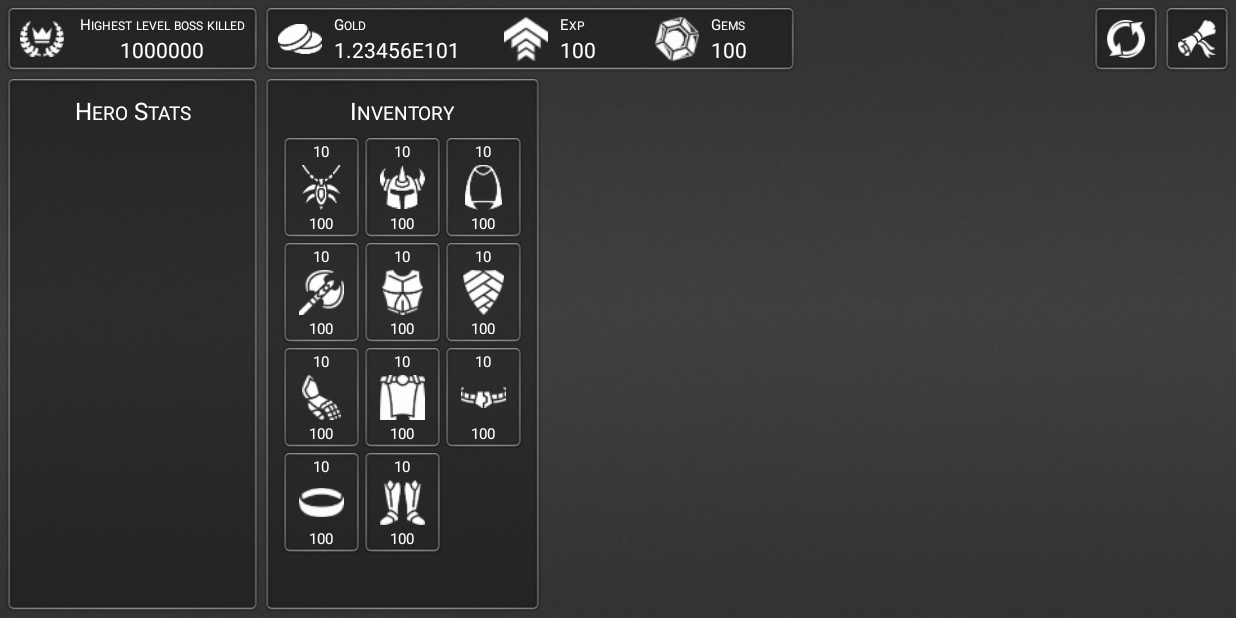
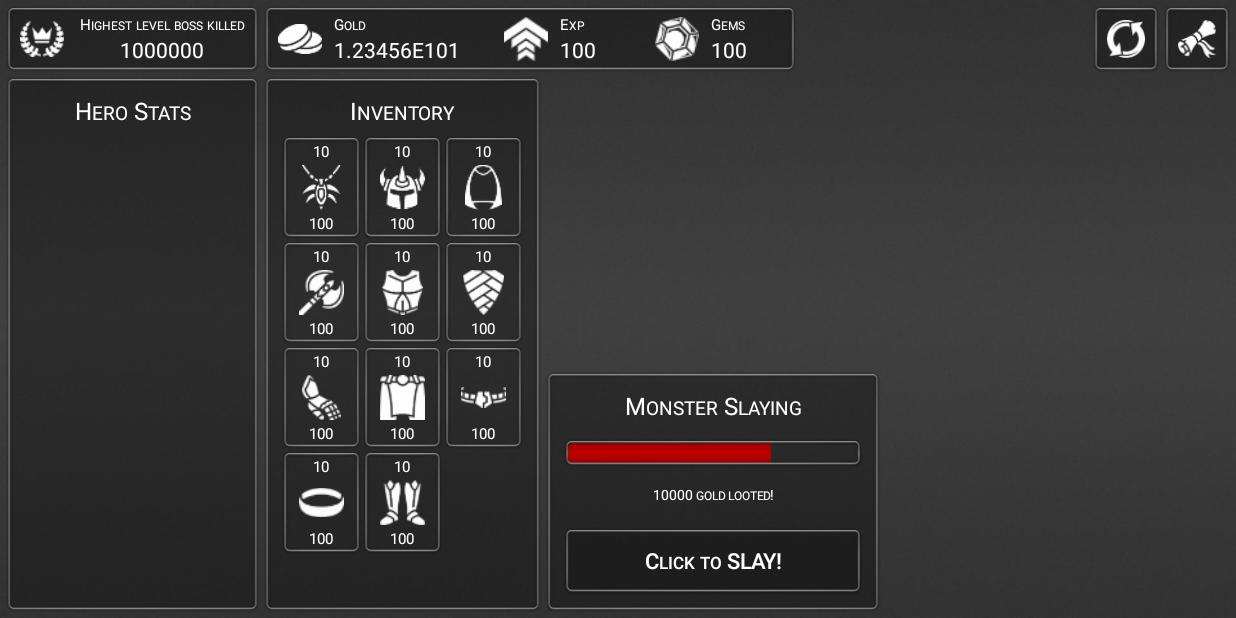
Before and after one commit to DeXoteric/MadAlchemist, an Android app: the screen it shows after launch (MainActivity), on a phone screen of 824 x 412 dp (held sideways). Run offline under Robolectric (Android 15) with nearby library versions, the phone set to English and light mode, and no system bars.

Commit message:
interface v0.2

```diff
--- a/app/src/main/java/com/dexoteric/monsterslayer/MainActivity.kt
+++ b/app/src/main/java/com/dexoteric/monsterslayer/MainActivity.kt
@@ -3,6 +3,7 @@ package com.dexoteric.monsterslayer
 import android.os.Bundle
 import android.support.v7.app.AppCompatActivity
 import android.view.View
+import android.widget.Button
 import android.widget.ImageButton
 import android.widget.TextView
 import com.dexoteric.monsterslayer.utils.getSmallCapsString
@@ -36,6 +37,7 @@ class MainActivity : AppCompatActivity() {
     var ringLevel = 100
     var bootsTier = 10
     var bootsLevel = 100
+    var goldLooted = 10000
 
 
     override fun onCreate(savedInstanceState: Bundle?) {
@@ -51,6 +53,8 @@ class MainActivity : AppCompatActivity() {
         // inicjalizacja Button
         val buttonRebirth: ImageButton = findViewById(R.id.btn_rebirth)
         val buttonOptions: ImageButton = findViewById(R.id.btn_options)
+        val buttonSlay: Button = findViewById(R.id.btn_slay)
+        buttonSlay.text = getSmallCapsString("Click to SLAY!")
 
         // inicjalizacja TextView
         val textPrestige: TextView = findViewById(R.id.text_prestige)
@@ -134,6 +138,12 @@ class MainActivity : AppCompatActivity() {
         val textHeroStats: TextView = findViewById(R.id.text_hero_stats)
         textHeroStats.text = getSmallCapsString("Hero Stats")
 
+        val textMonsterSlaying: TextView = findViewById(R.id.text_monster_slaying)
+        textMonsterSlaying.text = getSmallCapsString("Monster Slaying")
+
+        val textGoldLooted: TextView = findViewById(R.id.text_gold_looted)
+        textGoldLooted.text = getSmallCapsString(goldLooted.toString() + " gold looted!")
+
     }
 
     override fun onWindowFocusChanged(hasFocus: Boolean) {
--- /dev/null
+++ b/app/src/main/res/drawable/progress_bar_slaying.xml
@@ -0,0 +1,19 @@
+<?xml version="1.0" encoding="utf-8"?>
+<layer-list xmlns:android="http://schemas.android.com/apk/res/android">
+
+
+    <item android:id="@android:id/progress">
+        <clip>
+            <shape>
+               <corners android:radius="3dp"/>
+                <gradient
+                    android:startColor="#9c0000"
+                    android:centerColor="#c10000"
+                    android:endColor="#9c0000"
+                    android:angle="90"
+                    />
+            </shape>
+        </clip>
+    </item>
+
+</layer-list>
--- a/app/src/main/res/layout/activity_main.xml
+++ b/app/src/main/res/layout/activity_main.xml
@@ -42,7 +42,7 @@
                 android:layout_width="match_parent"
                 android:layout_height="wrap_content"
                 android:gravity="center"
-                android:textColor="@android:color/white"
+                android:textColor="@color/colorText"
                 android:textSize="10sp"
                 tools:text="Highest level boss killed" />
 
@@ -51,7 +51,7 @@
                 android:layout_width="match_parent"
                 android:layout_height="wrap_content"
                 android:gravity="center"
-                android:textColor="@android:color/white"
+                android:textColor="@color/colorText"
                 android:textSize="14sp"
                 tools:text="1 000 000" />
         </LinearLayout>
@@ -91,7 +91,7 @@
                 android:layout_width="match_parent"
                 android:layout_height="wrap_content"
                 android:gravity="start"
-                android:textColor="@android:color/white"
+                android:textColor="@color/colorText"
                 android:textSize="10sp"
                 tools:text="Gold" />
 
@@ -100,7 +100,7 @@
                 android:layout_width="match_parent"
                 android:layout_height="wrap_content"
                 android:gravity="start"
-                android:textColor="@android:color/white"
+                android:textColor="@color/colorText"
                 android:textSize="14sp"
                 tools:text="123.456E+999" />
         </LinearLayout>
@@ -127,7 +127,7 @@
                 android:layout_width="match_parent"
                 android:layout_height="wrap_content"
                 android:gravity="start"
-                android:textColor="@android:color/white"
+                android:textColor="@color/colorText"
                 android:textSize="10sp"
                 tools:text="Exp" />
 
@@ -136,7 +136,7 @@
                 android:layout_width="match_parent"
                 android:layout_height="wrap_content"
                 android:gravity="start"
-                android:textColor="@android:color/white"
+                android:textColor="@color/colorText"
                 android:textSize="14sp"
                 tools:text="10000" />
         </LinearLayout>
@@ -163,7 +163,7 @@
                 android:layout_width="match_parent"
                 android:layout_height="wrap_content"
                 android:gravity="start"
-                android:textColor="@android:color/white"
+                android:textColor="@color/colorText"
                 android:textSize="10sp"
                 tools:text="Gems" />
 
@@ -172,7 +172,7 @@
                 android:layout_width="match_parent"
                 android:layout_height="wrap_content"
                 android:gravity="start"
-                android:textColor="@android:color/white"
+                android:textColor="@color/colorText"
                 android:textSize="14sp"
                 tools:text="100" />
         </LinearLayout>
@@ -225,7 +225,7 @@
             android:layout_marginBottom="5dp"
             android:layout_marginTop="10dp"
             android:gravity="center"
-            android:textColor="@android:color/white"
+            android:textColor="@color/colorText"
             android:textSize="16sp"
             tools:text="Statistics" />
 
@@ -251,7 +251,7 @@
             android:layout_marginBottom="5dp"
             android:layout_marginTop="10dp"
             android:gravity="center"
-            android:textColor="@android:color/white"
+            android:textColor="@color/colorText"
             android:textSize="16sp"
             tools:text="Inventory" />
 
@@ -278,7 +278,7 @@
                     android:layout_height="wrap_content"
                     android:layout_marginTop="2dp"
                     android:gravity="center"
-                    android:textColor="@android:color/white"
+                    android:textColor="@color/colorText"
                     android:textSize="10sp"
                     tools:text="2" />
 
@@ -298,7 +298,7 @@
                     android:layout_height="wrap_content"
                     android:layout_marginBottom="2dp"
                     android:gravity="center"
-                    android:textColor="@android:color/white"
+                    android:textColor="@color/colorText"
                     android:textSize="10sp"
                     tools:text="100" />
             </LinearLayout>
@@ -318,7 +318,7 @@
                     android:layout_height="wrap_content"
                     android:layout_marginTop="2dp"
                     android:gravity="center"
-                    android:textColor="@android:color/white"
+                    android:textColor="@color/colorText"
                     android:textSize="10sp"
                     tools:text="2" />
 
@@ -338,7 +338,7 @@
                     android:layout_height="wrap_content"
                     android:layout_marginBottom="2dp"
                     android:gravity="center"
-                    android:textColor="@android:color/white"
+                    android:textColor="@color/colorText"
                     android:textSize="10sp"
                     tools:text="100" />
             </LinearLayout>
@@ -358,7 +358,7 @@
                     android:layout_height="wrap_content"
                     android:layout_marginTop="2dp"
                     android:gravity="center"
-                    android:textColor="@android:color/white"
+                    android:textColor="@color/colorText"
                     android:textSize="10sp"
                     tools:text="2" />
 
@@ -378,7 +378,7 @@
                     android:layout_height="wrap_content"
                     android:layout_marginBottom="2dp"
                     android:gravity="center"
-                    android:textColor="@android:color/white"
+                    android:textColor="@color/colorText"
                     android:textSize="10sp"
                     tools:text="100" />
             </LinearLayout>
@@ -398,7 +398,7 @@
                     android:layout_height="wrap_content"
                     android:layout_marginTop="2dp"
                     android:gravity="center"
-                    android:textColor="@android:color/white"
+                    android:textColor="@color/colorText"
                     android:textSize="10sp"
                     tools:text="2" />
 
@@ -418,7 +418,7 @@
                     android:layout_height="wrap_content"
                     android:layout_marginBottom="2dp"
                     android:gravity="center"
-                    android:textColor="@android:color/white"
+                    android:textColor="@color/colorText"
                     android:textSize="10sp"
                     tools:text="100" />
             </LinearLayout>
@@ -438,7 +438,7 @@
                     android:layout_height="wrap_content"
                     android:layout_marginTop="2dp"
                     android:gravity="center"
-                    android:textColor="@android:color/white"
+                    android:textColor="@color/colorText"
                     android:textSize="10sp"
                     tools:text="2" />
 
@@ -458,7 +458,7 @@
                     android:layout_height="wrap_content"
                     android:layout_marginBottom="2dp"
                     android:gravity="center"
-                    android:textColor="@android:color/white"
+                    android:textColor="@color/colorText"
                     android:textSize="10sp"
                     tools:text="100" />
             </LinearLayout>
@@ -478,7 +478,7 @@
                     android:layout_height="wrap_content"
                     android:layout_marginTop="2dp"
                     android:gravity="center"
-                    android:textColor="@android:color/white"
+                    android:textColor="@color/colorText"
                     android:textSize="10sp"
                     tools:text="2" />
 
@@ -498,7 +498,7 @@
                     android:layout_height="wrap_content"
                     android:layout_marginBottom="2dp"
                     android:gravity="center"
-                    android:textColor="@android:color/white"
+                    android:textColor="@color/colorText"
                     android:textSize="10sp"
                     tools:text="100" />
             </LinearLayout>
@@ -518,7 +518,7 @@
                     android:layout_height="wrap_content"
                     android:layout_marginTop="2dp"
                     android:gravity="center"
-                    android:textColor="@android:color/white"
+                    android:textColor="@color/colorText"
                     android:textSize="10sp"
                     tools:text="2" />
 
@@ -538,7 +538,7 @@
                     android:layout_height="wrap_content"
                     android:layout_marginBottom="2dp"
                     android:gravity="center"
-                    android:textColor="@android:color/white"
+                    android:textColor="@color/colorText"
                     android:textSize="10sp"
                     tools:text="100" />
             </LinearLayout>
@@ -558,7 +558,7 @@
                     android:layout_height="wrap_content"
                     android:layout_marginTop="2dp"
                     android:gravity="center"
-                    android:textColor="@android:color/white"
+                    android:textColor="@color/colorText"
                     android:textSize="10sp"
                     tools:text="2" />
 
@@ -578,7 +578,7 @@
                     android:layout_height="wrap_content"
                     android:layout_marginBottom="2dp"
                     android:gravity="center"
-                    android:textColor="@android:color/white"
+                    android:textColor="@color/colorText"
                     android:textSize="10sp"
                     tools:text="100" />
             </LinearLayout>
@@ -598,7 +598,7 @@
                     android:layout_height="wrap_content"
                     android:layout_marginTop="2dp"
                     android:gravity="center"
-                    android:textColor="@android:color/white"
+                    android:textColor="@color/colorText"
                     android:textSize="10sp"
                     tools:text="2" />
 
@@ -618,7 +618,7 @@
                     android:layout_height="wrap_content"
                     android:layout_marginBottom="2dp"
                     android:gravity="center"
-                    android:textColor="@android:color/white"
+                    android:textColor="@color/colorText"
                     android:textSize="10sp"
                     tools:text="100" />
             </LinearLayout>
@@ -638,7 +638,7 @@
                     android:layout_height="wrap_content"
                     android:layout_marginTop="2dp"
                     android:gravity="center"
-                    android:textColor="@android:color/white"
+                    android:textColor="@color/colorText"
                     android:textSize="10sp"
                     tools:text="2" />
 
@@ -658,7 +658,7 @@
                     android:layout_height="wrap_content"
                     android:layout_marginBottom="2dp"
                     android:gravity="center"
-                    android:textColor="@android:color/white"
+                    android:textColor="@color/colorText"
                     android:textSize="10sp"
                     tools:text="100" />
             </LinearLayout>
@@ -678,7 +678,7 @@
                     android:layout_height="wrap_content"
                     android:layout_marginTop="2dp"
                     android:gravity="center"
-                    android:textColor="@android:color/white"
+                    android:textColor="@color/colorText"
                     android:textSize="10sp"
                     tools:text="2" />
 
@@ -698,7 +698,7 @@
                     android:layout_height="wrap_content"
                     android:layout_marginBottom="2dp"
                     android:gravity="center"
-                    android:textColor="@android:color/white"
+                    android:textColor="@color/colorText"
                     android:textSize="10sp"
                     tools:text="100" />
             </LinearLayout>
@@ -707,5 +707,76 @@
         </android.support.v7.widget.GridLayout>
     </LinearLayout>
 
+    <LinearLayout
+        android:id="@+id/layout_slaying"
+        android:layout_width="wrap_content"
+        android:layout_height="wrap_content"
+        android:layout_alignParentBottom="true"
+        android:layout_marginBottom="3dp"
+        android:layout_marginStart="2dp"
+        android:layout_marginTop="2dp"
+        android:layout_toEndOf="@id/layout_inventory"
+        android:background="@drawable/ui_frame_background"
+        android:orientation="vertical">
+
+        <TextView
+            android:id="@+id/text_monster_slaying"
+            android:layout_width="match_parent"
+            android:layout_height="wrap_content"
+            android:layout_marginBottom="5dp"
+            android:layout_marginEnd="20dp"
+            android:layout_marginStart="20dp"
+            android:layout_marginTop="10dp"
+            android:gravity="center"
+            android:textColor="@color/colorText"
+            android:textSize="16sp"
+            tools:text="Monster Slaying" />
+
+        <ProgressBar
+            android:id="@+id/progress_monster_slaying"
+            style="@style/Widget.AppCompat.ProgressBar.Horizontal"
+            android:layout_width="200dp"
+            android:layout_height="20dp"
+            android:layout_marginBottom="5dp"
+            android:layout_marginEnd="10dp"
+            android:layout_marginStart="10dp"
+            android:layout_marginTop="5dp"
+            android:foreground="@drawable/ui_frame"
+            android:max="100"
+            android:paddingBottom="3dp"
+            android:paddingEnd="3dp"
+            android:paddingStart="3dp"
+            android:paddingTop="3dp"
+            android:progress="70"
+            android:progressDrawable="@drawable/progress_bar_slaying" />
+
+        <TextView
+            android:id="@+id/text_gold_looted"
+            android:layout_width="match_parent"
+            android:layout_height="wrap_content"
+            android:layout_marginBottom="5dp"
+            android:layout_marginEnd="20dp"
+            android:layout_marginStart="20dp"
+            android:layout_marginTop="5dp"
+            android:gravity="center"
+            android:textColor="@color/colorText"
+            android:textSize="12sp"
+            tools:text="10000 gold looted!" />
+
+        <Button
+            android:id="@+id/btn_slay"
+            android:layout_width="match_parent"
+            android:layout_height="45dp"
+            android:layout_marginBottom="10dp"
+            android:layout_marginEnd="10dp"
+            android:layout_marginStart="10dp"
+            android:layout_marginTop="10dp"
+            android:background="@drawable/ui_frame"
+            android:textAllCaps="false"
+            android:textColor="@color/colorText"
+            android:textSize="18sp"
+            tools:text="Click to SLAY!" />
+    </LinearLayout>
+
 
 </RelativeLayout>
--- a/app/src/main/res/values/colors.xml
+++ b/app/src/main/res/values/colors.xml
@@ -3,4 +3,5 @@
     <color name="colorPrimary">#3F51B5</color>
     <color name="colorPrimaryDark">#303F9F</color>
     <color name="colorAccent">#ff3d00</color>
+    <color name="colorText">@android:color/white</color>
 </resources>
```
